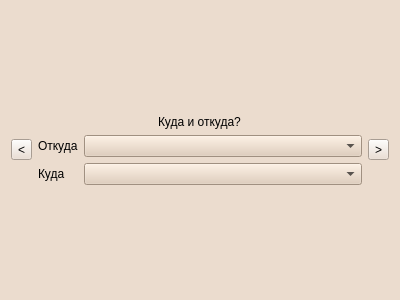
Above: companionwindow.ui from WvLadIck/TripLink before the change. Below: the same form after it.
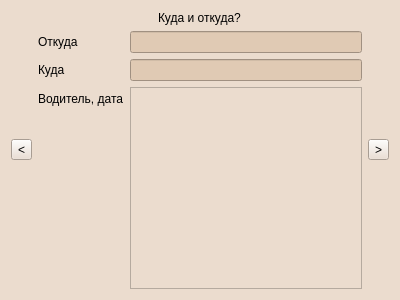
That is the form after the change.

Commit message: You can choose a driver if there are several trips

```diff
--- a/companionwindow.ui
+++ b/companionwindow.ui
@@ -51,13 +51,6 @@
            </property>
           </widget>
          </item>
-         <item row="0" column="1">
-          <widget class="QComboBox" name="comboBox_from">
-           <property name="styleSheet">
-            <string notr="true">background-color: rgb(224, 202, 180);</string>
-           </property>
-          </widget>
-         </item>
          <item row="1" column="0">
           <widget class="QLabel" name="label_to">
            <property name="text">
@@ -65,13 +58,30 @@
            </property>
           </widget>
          </item>
+         <item row="0" column="1">
+          <widget class="QLineEdit" name="lineEdit_from">
+           <property name="styleSheet">
+            <string notr="true">background-color: rgb(224, 202, 180);</string>
+           </property>
+          </widget>
+         </item>
          <item row="1" column="1">
-          <widget class="QComboBox" name="comboBox_to">
+          <widget class="QLineEdit" name="lineEdit_to">
            <property name="styleSheet">
             <string notr="true">background-color: rgb(224, 202, 180);</string>
            </property>
           </widget>
          </item>
+         <item row="2" column="1">
+          <widget class="QListWidget" name="listWidget_info"/>
+         </item>
+         <item row="2" column="0">
+          <widget class="QLabel" name="label_info">
+           <property name="text">
+            <string>Водитель, дата</string>
+           </property>
+          </widget>
+         </item>
         </layout>
        </item>
       </layout>
```
The commit also changes 2 other files.
